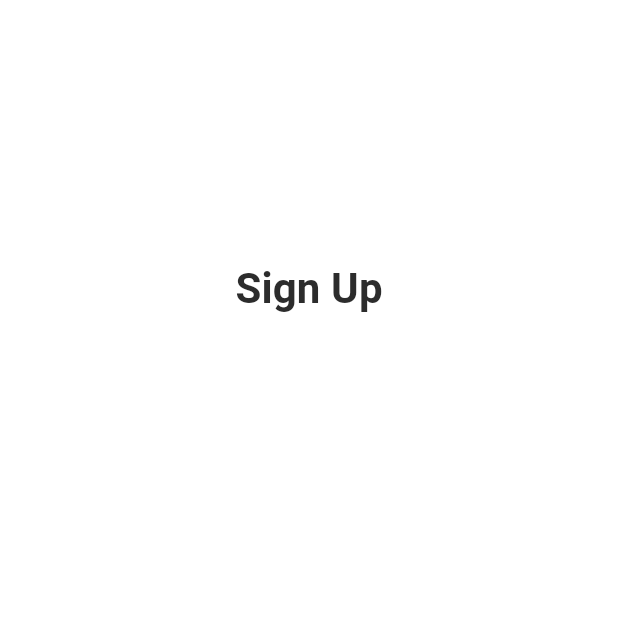
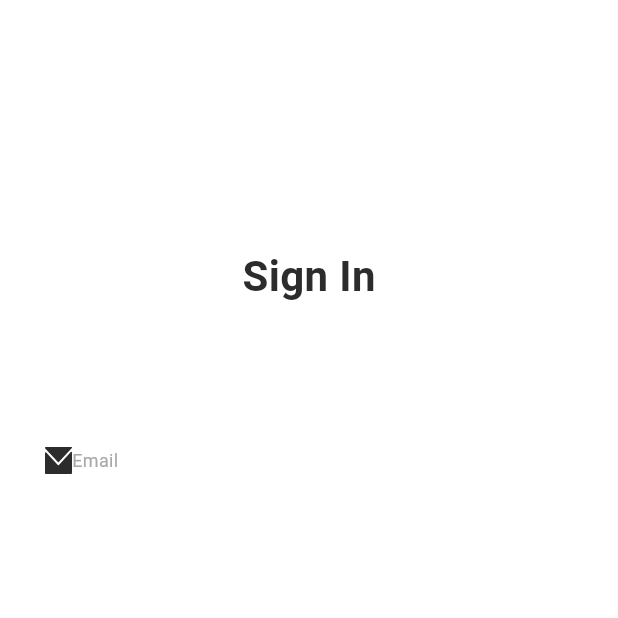
Before and after one commit to mwelsherbiny/Basket_Finder, a Flutter app: the screen it shows after launch, on a phone screen of 412 x 824 dp, the top half of it. Run offline on Flutter 3.47's test engine with Material 3 defaults, Android fonts, the phone set to English and light mode, and no system bars; our stand-ins replace flutter_svg.

Commit message:
Improved styled_text widget

```diff
--- a/lib/button.dart
+++ b/lib/button.dart
@@ -17,12 +17,12 @@ class Button extends StatelessWidget {
     if (text == 'Sign In') {
       return TextButton(
         onPressed: signIn,
-        child: StyledText(text),
+        child: StyledText(text, 'bold', 16),
       );
     }
     return TextButton(
       onPressed: signUp,
-      child: StyledText(text),
+      child: StyledText(text, 'bold', 16),
     );
   }
 }
--- a/lib/main.dart
+++ b/lib/main.dart
@@ -1,5 +1,7 @@
 import 'package:flutter/material.dart';
 import 'package:google_solution_challange/button.dart';
+import 'package:google_solution_challange/styled_text.dart';
+import 'package:flutter_svg/flutter_svg.dart';
 
 void main() {
   runApp(const MyApp());
@@ -12,14 +14,27 @@ class MyApp extends StatelessWidget {
   Widget build(BuildContext context) {
     return MaterialApp(
       debugShowCheckedModeBanner: false,
-      home : Scaffold(
+      home: Scaffold(
         backgroundColor: Colors.white,
         body: Container(
           child: Center(
             child: Column(
               children: [
                 SizedBox(height: 164),
-                  Button('Sign Up'),
+                StyledText('Sign In', 'bold', 28),
+                SizedBox(height: 94),
+                Row(
+                  children: [
+                    Padding(padding: EdgeInsets.only(left: 30)),
+                    SvgPicture.asset(
+                      'assets/sign_up/email.svg',
+                      semanticsLabel: 'Email Icon',
+                      width: 18,
+                      height: 18,
+                    ),
+                    StyledText('Email', 'normal', 12, textColor: const Color.fromRGBO(169, 169, 169, 1)),
+                  ],
+                )
               ],
             ),
           ),
--- a/lib/styled_text.dart
+++ b/lib/styled_text.dart
@@ -1,17 +1,22 @@
 import 'package:flutter/material.dart';
 
 class StyledText extends StatelessWidget {
-  StyledText(this.text, {super.key});
+  StyledText(this.text, this.weight, this.size,
+      {super.key, this.textColor = const Color.fromRGBO(44, 44, 44, 1)});
   String text;
+  String weight;
+  double size;
+  Color textColor;
 
   @override
   Widget build(BuildContext context) {
     return Text(
-          text,
-          style: const TextStyle(
-              fontSize: 28,
-              fontWeight: FontWeight.w700,
-              color: Color.fromRGBO(44, 44, 44, 1)),
-        );
+      text,
+      style: TextStyle(
+        fontSize: size,
+        fontWeight: (weight == 'normal') ? FontWeight.w400 : FontWeight.w700,
+        color: textColor,
+      ),
+    );
   }
 }
```
Also changed, not shown: pubspec.yaml (+12 -3 lines), assets/Main/add_location.svg (renamed from assets/Main/Group 1.svg), assets/Main/find_nearest.svg (renamed from assets/Main/Group 2.svg), assets/Main/settings.svg (renamed from assets/Main/Group 3.svg), assets/sign_up/confirm.svg (renamed from assets/Sign Up/confirm.svg), assets/sign_up/email.svg (renamed from assets/Sign Up/email.svg), assets/sign_up/eye.svg (renamed from assets/Sign Up/eye.svg), assets/sign_up/facebook.svg (renamed from assets/Sign Up/facebook.svg), assets/sign_up/google.svg (renamed from assets/Sign Up/google.svg), assets/sign_up/password.svg (renamed from assets/Sign Up/password.svg), assets/sign_up/username.svg (renamed from assets/Sign Up/username.svg). Lines whose indentation alone changed are shown as unchanged.
